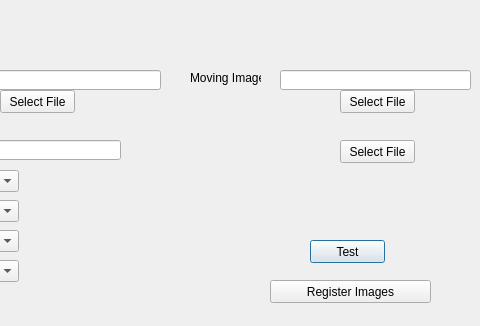
First picture: the form in configwin.ui, repository anton-brandl/RegistrationApp, before the edit; both pictures show x 180 to 660 and y 220 to 546 of the 749 by 546 pixel window.
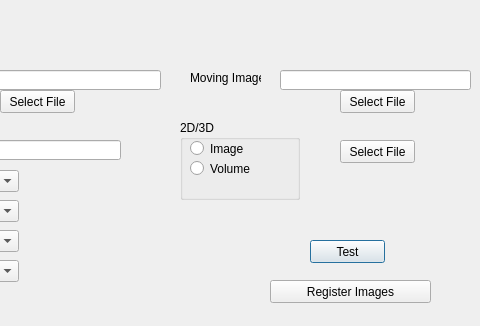
Second picture: the form after the edit. Custom widgets are drawn as their Qt base class.

```diff
--- a/configwin.ui
+++ b/configwin.ui
@@ -271,6 +271,45 @@
     </rect>
    </property>
   </widget>
+  <widget class="QGroupBox" name="gbDimension">
+   <property name="geometry">
+    <rect>
+     <x>360</x>
+     <y>340</y>
+     <width>120</width>
+     <height>80</height>
+    </rect>
+   </property>
+   <property name="title">
+    <string>2D/3D</string>
+   </property>
+   <widget class="QRadioButton" name="rbImage">
+    <property name="geometry">
+     <rect>
+      <x>10</x>
+      <y>20</y>
+      <width>82</width>
+      <height>17</height>
+     </rect>
+    </property>
+    <property name="text">
+     <string>Image</string>
+    </property>
+   </widget>
+   <widget class="QRadioButton" name="rbVolume">
+    <property name="geometry">
+     <rect>
+      <x>10</x>
+      <y>40</y>
+      <width>82</width>
+      <height>17</height>
+     </rect>
+    </property>
+    <property name="text">
+     <string>Volume</string>
+    </property>
+   </widget>
+  </widget>
  </widget>
  <customwidgets>
   <customwidget>
```
